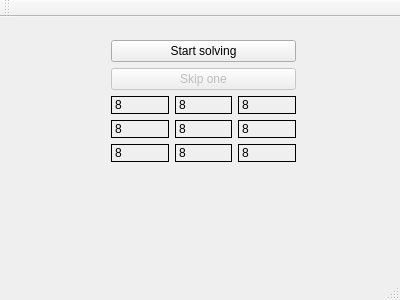
garmelito/zap-puzzle, file mainwindow.ui: the form before one commit.
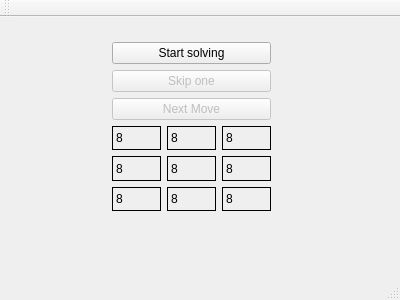
The form after the commit.

Commit message: QTimer evokes next move every 400ms

```diff
--- a/mainwindow.ui
+++ b/mainwindow.ui
@@ -14,17 +14,15 @@
    <string>Puzzle Machine</string>
   </property>
   <widget class="QWidget" name="centralWidget">
-   <widget class="QWidget" name="layoutWidget">
+   <widget class="QWidget" name="">
     <property name="geometry">
      <rect>
-      <x>100</x>
-      <y>12</y>
-      <width>207</width>
-      <height>144</height>
+      <x>101</x>
+      <y>14</y>
+      <width>181</width>
+      <height>191</height>
      </rect>
     </property>
-    <layout class="QVBoxLayout" name="verticalLayout_2">
-     <item>
       <layout class="QVBoxLayout" name="verticalLayout">
        <item>
         <widget class="QPushButton" name="pb_initialization">
@@ -43,7 +41,15 @@
          </property>
         </widget>
        </item>
-      </layout>
+     <item>
+      <widget class="QPushButton" name="pb_nextMove">
+       <property name="enabled">
+        <bool>false</bool>
+       </property>
+       <property name="text">
+        <string>Next Move</string>
+       </property>
+      </widget>
      </item>
      <item>
       <layout class="QGridLayout" name="gridLayout">
```
Lines whose indentation alone changed are shown as unchanged. The commit also changes 2 other files.
